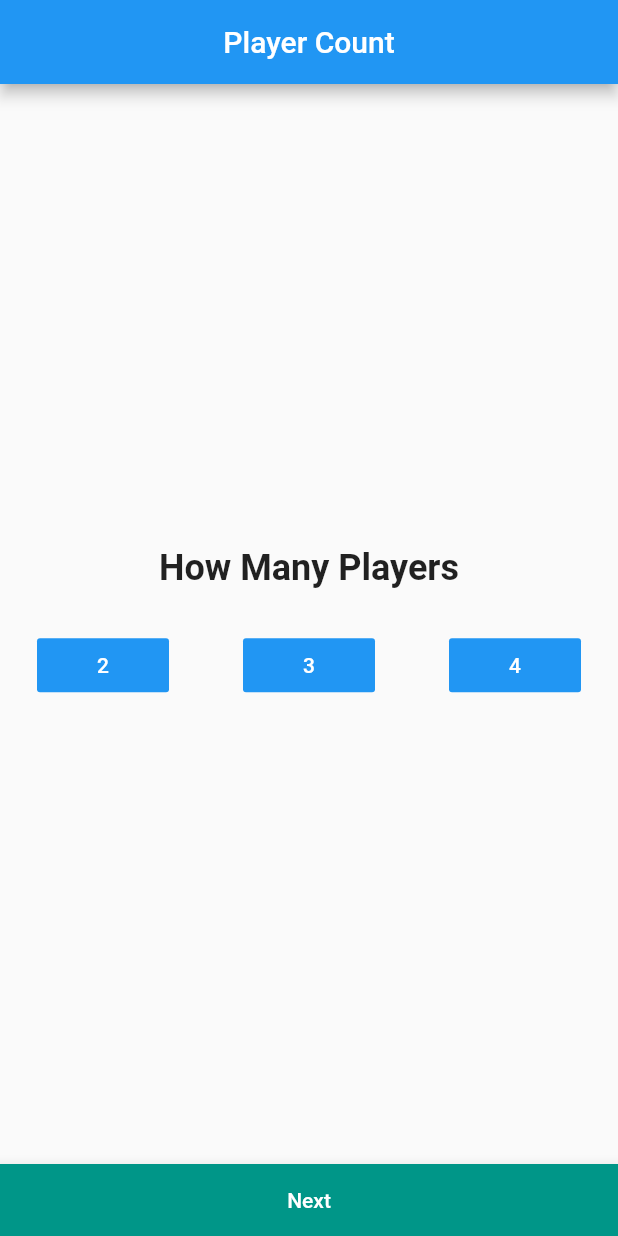
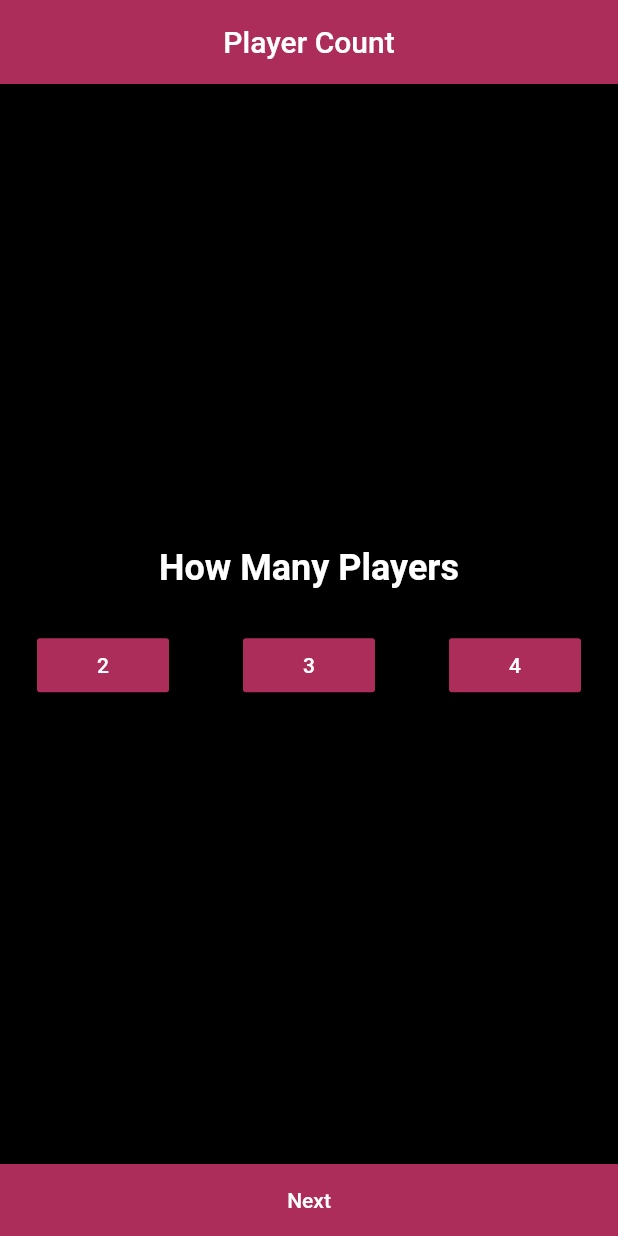
Before and after one commit to jtrpka0912/flutter.trash-pandas.com, a Flutter app: the screen it shows after launch, on a phone screen of 412 x 824 dp. Run offline on Flutter 3.47's test engine with Material 2 defaults, Android fonts, the phone set to English and light mode, and no system bars.

Commit message:
Moved some of the coloring styles to the material app theme. Added Dark mode.

```diff
--- a/lib/main.dart
+++ b/lib/main.dart
@@ -4,7 +4,6 @@ import 'package:provider/provider.dart';
 
 // Scenes
 import 'package:trashpandas/scenes/player_count.dart';
-import 'package:trashpandas/scenes/player_names.dart';
 
 // Model
 import 'package:trashpandas/models/trash_panda_data.dart';
@@ -15,14 +14,49 @@ class MyApp extends StatelessWidget {
   // This widget is the root of your application.
   @override
   Widget build(BuildContext context) {
+    final Color boxArtFenceColor = Color(0xffac2d5a);
+    final Color boxArtSkyColor = Color(0xff00a8bd);
+
     return ChangeNotifierProvider(
       create: (BuildContext context) => TrashPandaData(),
       child: MaterialApp(
         title: 'Trash Panda Score',
+        themeMode: ThemeMode.dark,
         theme: ThemeData(
-            primarySwatch: Colors.blue,
-            primaryColor: Colors.blue,
-            accentColor: Colors.teal
+          brightness: Brightness.light,
+          primaryColor: boxArtFenceColor,
+          accentColor: boxArtSkyColor,
+          scaffoldBackgroundColor: Colors.white,
+          appBarTheme: AppBarTheme(
+            color: boxArtSkyColor
+          ),
+          bottomAppBarTheme: BottomAppBarTheme(
+            color: boxArtSkyColor
+          ),
+          snackBarTheme: SnackBarThemeData(
+            backgroundColor: boxArtFenceColor,
+            contentTextStyle: TextStyle(
+              color: Colors.white
+            )
+          )
+        ),
+        darkTheme: ThemeData(
+          brightness: Brightness.dark,
+          primaryColor: boxArtFenceColor,
+          accentColor: boxArtSkyColor,
+          scaffoldBackgroundColor: Colors.black,
+          appBarTheme: AppBarTheme(
+            color: boxArtFenceColor
+          ),
+          bottomAppBarTheme: BottomAppBarTheme(
+            color: boxArtFenceColor
+          ),
+          snackBarTheme: SnackBarThemeData(
+            backgroundColor: boxArtFenceColor,
+            contentTextStyle: TextStyle(
+              color: Colors.white
+            )
+          )
         ),
         home: PlayerCountScene(),
       ),
--- a/lib/scenes/player_count.dart
+++ b/lib/scenes/player_count.dart
@@ -59,10 +59,9 @@ class _PlayerCountSceneState extends State<PlayerCountScene> {
             ),
             // TODO: Figure out how to make this more DRY with other pages
             bottomNavigationBar: BottomAppBar(
-                color: Theme.of(context).accentColor,
                 child: Builder(
                     builder: (context) => FlatButton(
-                      color: Theme.of(context).accentColor,
+                      color: Theme.of(context).bottomAppBarTheme.color,
                       textColor: Colors.white,
                       child: Text('Next'),
                       onPressed: () {
--- a/lib/scenes/player_names.dart
+++ b/lib/scenes/player_names.dart
@@ -4,7 +4,6 @@ import 'package:provider/provider.dart';
 
 // Models
 import 'package:trashpandas/models/trash_panda_data.dart';
-import 'package:trashpandas/models/player.dart';
 
 // Commons
 import 'package:trashpandas/commons/player_name_field.dart';
@@ -49,10 +48,9 @@ class PlayerNamesScene extends StatelessWidget {
           ),
           // TODO: Figure out how to make this more DRY with other pages
           bottomNavigationBar: BottomAppBar(
-            color: Theme.of(context).accentColor,
             child: Builder(
               builder: (context) => FlatButton(
-                color: Theme.of(context).accentColor,
+                color: Theme.of(context).bottomAppBarTheme.color,
                 textColor: Colors.white,
                 child: Text('Next'),
                 onPressed: () {
```
